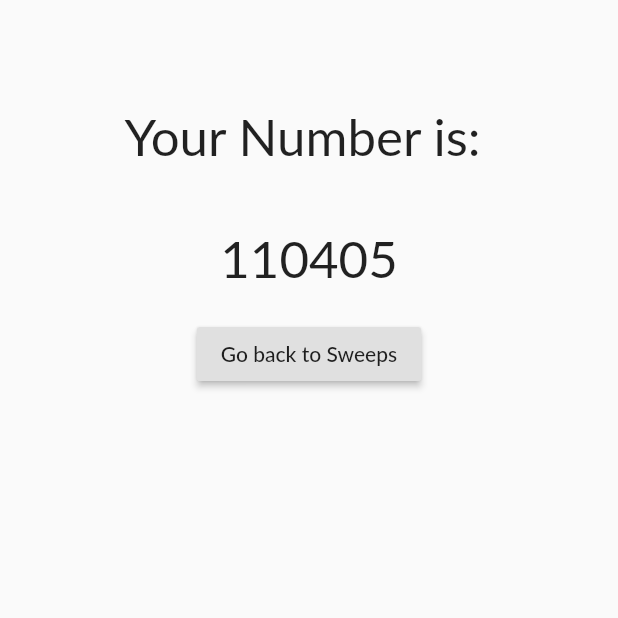
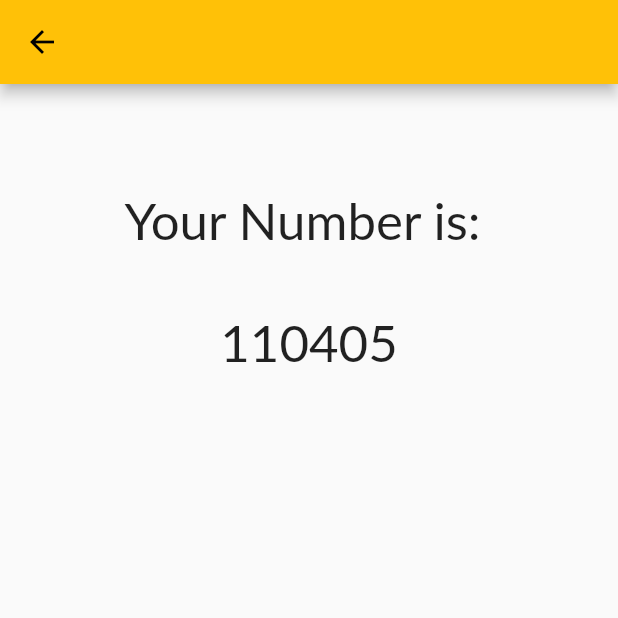
Before and after one commit to tullahnazari/SweepstakesApp, a Flutter app: the ResultScreen screen opened by its route, on a phone screen of 412 x 824 dp, the top half of it. Run offline on Flutter 3.47's test engine with Material 2 defaults, Android fonts, the phone set to English and light mode, and no system bars; our stand-ins replace animated_text_kit; missing offline and left inert: ads, clippy_flutter, firebase_admob; accounts and stored records are empty; network calls fail; Roboto replaces fonts that are missing (Lato).

Commit message:
cleaning up navigation

```diff
--- a/lib/screens/results_screen.dart
+++ b/lib/screens/results_screen.dart
@@ -11,6 +11,7 @@ class ResultScreen extends StatelessWidget {
   Widget build(BuildContext context) {
     final resultItems = Provider.of<Result>(context);
     return Scaffold(
+      appBar: AppBar(),
       body: Container(
         child: Column(
           children: <Widget>[
@@ -35,15 +36,6 @@ class ResultScreen extends StatelessWidget {
             SizedBox(
               height: 20,
             ),
-            Center(
-              child: RaisedButton(
-                child: Text('Go back to Sweeps'),
-                onPressed: () {
-                  Navigator.of(context)
-                      .pushNamed(SweepstakesOverview.routeName);
-                },
-              ),
-            ),
           ],
         ),
       ),
```
